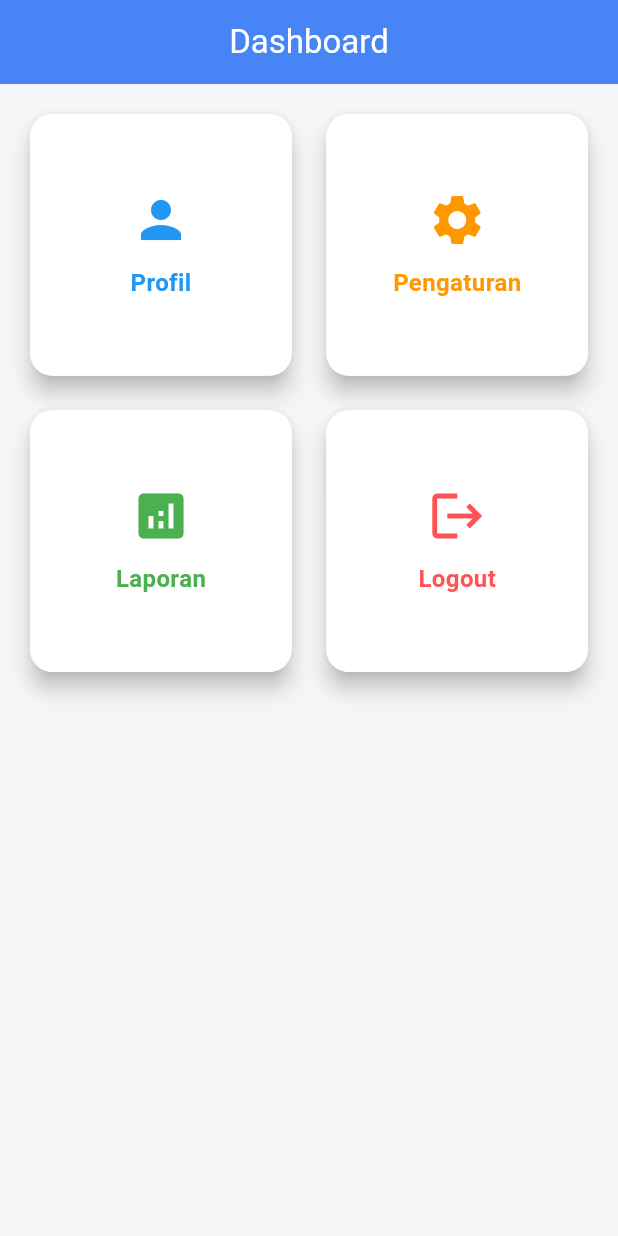
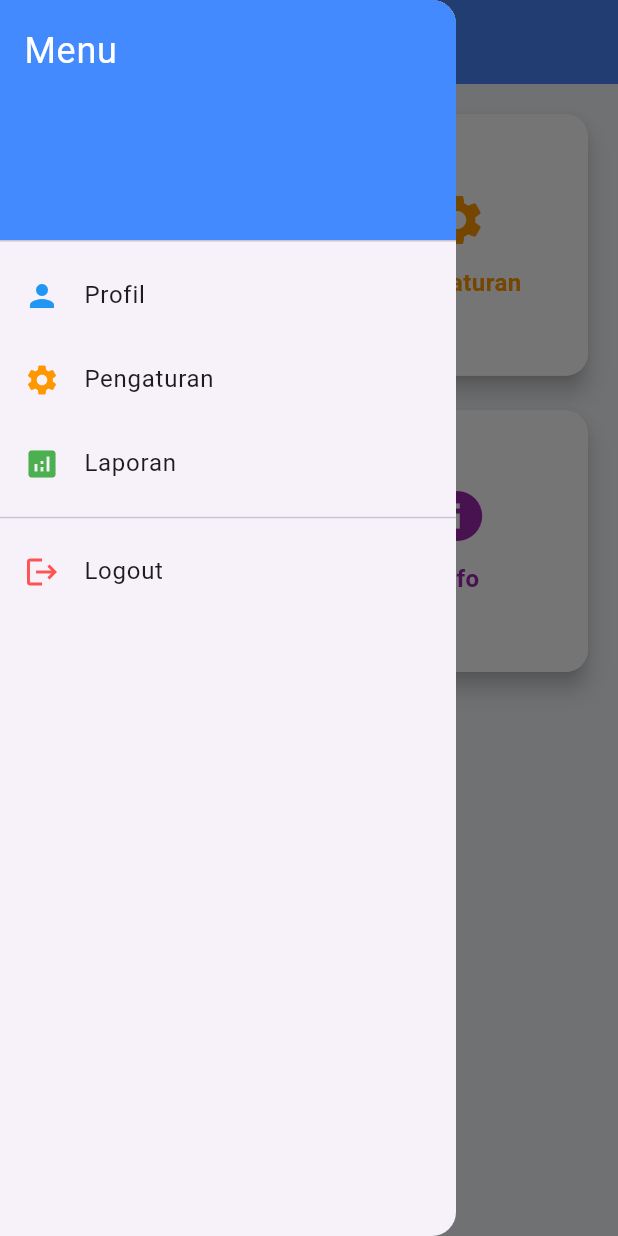
Before and after one commit to ifan0507/flutter_proyect1, a Flutter app: the Dashboard screen opened directly, with the side drawer open (before the commit the screen has no drawer), on a phone screen of 412 x 824 dp. Run offline on Flutter 3.47's test engine with Material 3 defaults, Android fonts, the light colour scheme and no system bars; our stand-ins replace awesome_dialog.

Commit message:
push update

```diff
--- a/lib/auth_service.dart
+++ b/lib/auth_service.dart
@@ -3,7 +3,7 @@ import 'dart:convert';
 import 'package:http/http.dart' as http;
 
 class AuthService {
-  final String baseUrl = 'http://192.168.1.9:8080';
+  final String baseUrl = 'http://localhost:8080';
 
   Future<String?> login(String email, String password) async {
     final url = Uri.parse('$baseUrl/login');
--- a/lib/dashboard.dart
+++ b/lib/dashboard.dart
@@ -1,6 +1,5 @@
 import 'package:flutter/material.dart';
 import 'package:flutter_proyect1/login_page.dart';
-import 'package:flutter_proyect1/main.dart';
 
 class Dashboard extends StatefulWidget {
   const Dashboard({super.key});
@@ -23,6 +22,58 @@ class _DashboardState extends State<Dashboard> {
         centerTitle: true,
         elevation: 4,
       ),
+      drawer: Drawer(
+        child: ListView(
+          padding: EdgeInsets.zero,
+          children: [
+            const DrawerHeader(
+              decoration: BoxDecoration(
+                color: Colors.blueAccent,
+              ),
+              child: Text(
+                'Menu',
+                style: TextStyle(
+                  color: Colors.white,
+                  fontSize: 24,
+                ),
+              ),
+            ),
+            ListTile(
+              leading: const Icon(Icons.person, color: Colors.blue),
+              title: const Text('Profil'),
+              onTap: () {
+                Navigator.pop(context); // tutup drawer
+                // TODO: Navigasi ke halaman Profil
+              },
+            ),
+            ListTile(
+              leading: const Icon(Icons.settings, color: Colors.orange),
+              title: const Text('Pengaturan'),
+              onTap: () {
+                Navigator.pop(context);
+                // TODO: Navigasi ke halaman Pengaturan
+              },
+            ),
+            ListTile(
+              leading: const Icon(Icons.analytics, color: Colors.green),
+              title: const Text('Laporan'),
+              onTap: () {
+                Navigator.pop(context);
+                // TODO: Navigasi ke halaman Laporan
+              },
+            ),
+            const Divider(),
+            ListTile(
+              leading: const Icon(Icons.logout, color: Colors.redAccent),
+              title: const Text('Logout'),
+              onTap: () {
+                Navigator.pop(context);
+                _showLogoutDialog(context);
+              },
+            ),
+          ],
+        ),
+      ),
       body: Padding(
         padding: const EdgeInsets.all(16.0),
         child: GridView.count(
@@ -35,27 +86,31 @@ class _DashboardState extends State<Dashboard> {
               label: 'Profil',
               color: Colors.blue,
               onTap: () {
-                // Aksi saat diklik
+                // TODO: Navigasi ke halaman Profil
               },
             ),
             _buildDashboardCard(
               icon: Icons.settings,
               label: 'Pengaturan',
               color: Colors.orange,
-              onTap: () {},
+              onTap: () {
+                // TODO: Navigasi ke halaman Pengaturan
+              },
             ),
             _buildDashboardCard(
               icon: Icons.analytics,
               label: 'Laporan',
               color: Colors.green,
-              onTap: () {},
+              onTap: () {
+                // TODO: Navigasi ke halaman Laporan
+              },
             ),
             _buildDashboardCard(
-              icon: Icons.logout,
-              label: 'Logout',
-              color: Colors.redAccent,
+              icon: Icons.info,
+              label: 'Info',
+              color: Colors.purple,
               onTap: () {
-                _showLogoutDialog(context);
+                // Kamu bisa tambah fungsi lain di sini
               },
             ),
           ],
--- a/lib/login_page.dart
+++ b/lib/login_page.dart
@@ -165,7 +165,6 @@ class _LoginPageState extends State<LoginPage> {
     );
   }
 }
-
 void showAlert(
     BuildContext context, String title, String desc, DialogType type) {
   AwesomeDialog(
```
